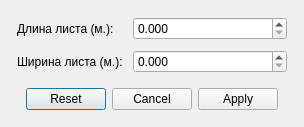
Al-Tarf/Offline-2DSP, file SheetDialog.ui: the form before one commit.
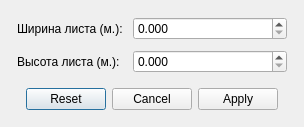
The form after the commit.

The edit to the form file:
```diff
--- a/SheetDialog.ui
+++ b/SheetDialog.ui
@@ -46,14 +46,14 @@
      <item>
       <layout class="QFormLayout" name="sheet_topLayout">
        <item row="0" column="0">
-        <widget class="QLabel" name="sheetlengthLabel">
+        <widget class="QLabel" name="sheetwidthLabel">
          <property name="text">
-          <string>Длина листа (м.):</string>
+          <string>Ширина листа (м.):</string>
          </property>
         </widget>
        </item>
        <item row="0" column="1">
-        <widget class="QDoubleSpinBox" name="sheetlength">
+        <widget class="QDoubleSpinBox" name="sheetwidth">
          <property name="decimals">
           <number>3</number>
          </property>
@@ -63,14 +63,14 @@
         </widget>
        </item>
        <item row="1" column="0">
-        <widget class="QLabel" name="sheetwidthLabel">
+        <widget class="QLabel" name="sheetheightLabel">
          <property name="text">
-          <string>Ширина листа (м.):</string>
+          <string>Высота листа (м.):</string>
          </property>
         </widget>
        </item>
        <item row="1" column="1">
-        <widget class="QDoubleSpinBox" name="sheetwidth">
+        <widget class="QDoubleSpinBox" name="sheetheight">
          <property name="decimals">
           <number>3</number>
          </property>
```
